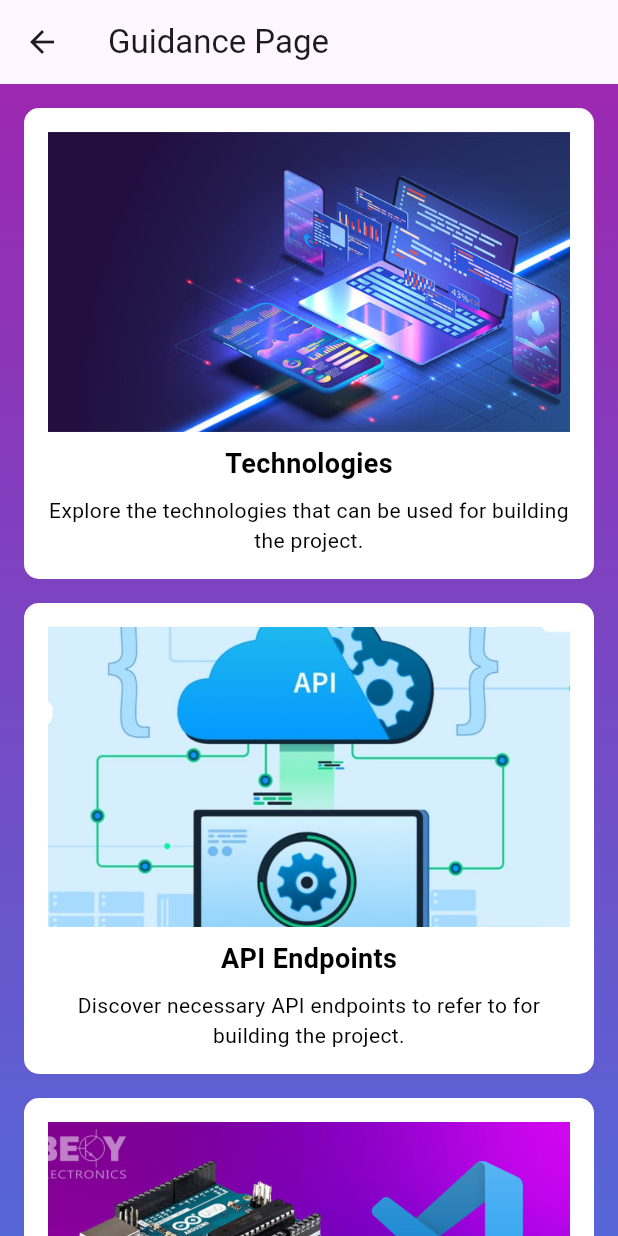
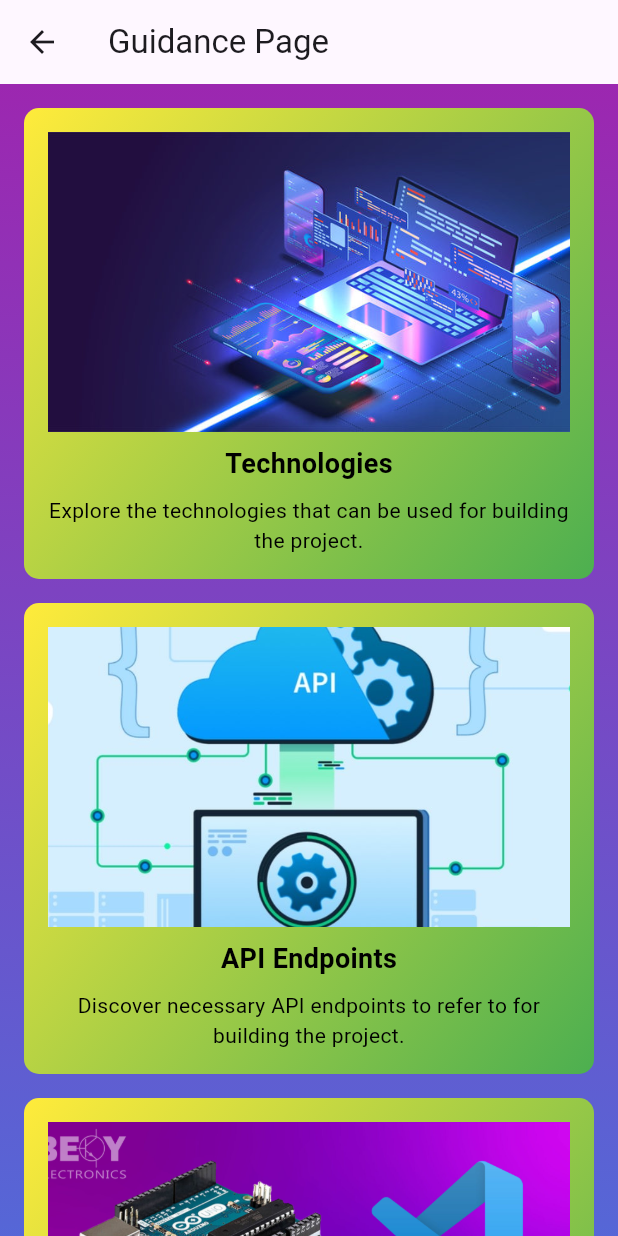
Before and after one commit to soumiguria/Diversion_Final, a Flutter app: the GuidancePage screen opened directly, on a phone screen of 412 x 824 dp. Run offline on Flutter 3.47's test engine with Material 3 defaults, Android fonts, the phone set to English and light mode, and no system bars; our stand-ins replace charts_flutter, pie_chart.

Commit message:
UI almost done

```diff
--- a/lib/EnhancingOpportunityPage.dart
+++ b/lib/EnhancingOpportunityPage.dart
@@ -14,7 +14,7 @@ class EnhancingOpportunityPage extends StatelessWidget {
           gradient: LinearGradient(
             begin: Alignment.topLeft,
             end: Alignment.bottomRight,
-            colors: [Colors.blue, Colors.purple], // Set your gradient colors
+            colors: [const Color.fromARGB(255, 214, 116, 231), Color.fromARGB(255, 230, 230, 142)], // Set your gradient colors
           ),
         ),
         child: Padding(
--- a/lib/future_analysis.dart
+++ b/lib/FutureAnalysis.dart
@@ -192,6 +192,3 @@ class CategoryContainer extends StatelessWidget {
     );
   }
 }
-
-
-// Define other pages (CompetitorsPage, MarketTrendsPage, etc.) similar to FutureAnalysisPage
--- a/lib/GuidancePage.dart
+++ b/lib/GuidancePage.dart
@@ -1,8 +1,6 @@
 import 'package:flutter/material.dart';
 
 class GuidancePage extends StatelessWidget {
-  const GuidancePage({Key? key}) : super(key: key);
-
   @override
   Widget build(BuildContext context) {
     return Scaffold(
@@ -15,7 +13,7 @@ class GuidancePage extends StatelessWidget {
             gradient: LinearGradient(
               begin: Alignment.topCenter,
               end: Alignment.bottomCenter,
-              colors: [Colors.purple, Colors.blue], // Set your desired gradient colors
+              colors: [Colors.purple, Colors.blue],
             ),
           ),
           padding: EdgeInsets.all(16.0),
@@ -26,27 +24,31 @@ class GuidancePage extends StatelessWidget {
                 'Explore the technologies that can be used for building the project.',
                 'assets/images/technologies.jpg',
                 () => _navigateToInformation(context, 'Technologies Information'),
+                gradientColors: [Colors.yellow, Colors.green],
               ),
-              SizedBox(height: 16.0), // Add spacing between the containers
+              SizedBox(height: 16.0),
               _buildClickableContainer(
                 'API Endpoints',
                 'Discover necessary API endpoints to refer to for building the project.',
                 'assets/images/api-endpoints.jpg',
                 () => _navigateToInformation(context, 'API Endpoints Information'),
+                gradientColors: [Colors.yellow, Colors.green],
               ),
-              SizedBox(height: 16.0), // Add spacing between the containers
+              SizedBox(height: 16.0),
               _buildClickableContainer(
                 'Setup Details',
                 'Learn how to get started with setting up the application.',
                 'assets/images/setup_details.jpg',
                 () => _navigateToInformation(context, 'Setup Details Information'),
+                gradientColors: [Colors.yellow, Colors.green],
               ),
-              SizedBox(height: 16.0), // Add spacing between the containers
+              SizedBox(height: 16.0),
               _buildClickableContainer(
                 'Winning Strategies',
                 'Strategies for making the idea stand out in the market and its unique selling points.',
                 'assets/images/winning_strategies.png',
                 () => _navigateToInformation(context, 'Winning Strategies Information'),
+                gradientColors: [Colors.yellow, Colors.green],
               ),
             ],
           ),
@@ -55,23 +57,27 @@ class GuidancePage extends StatelessWidget {
     );
   }
 
-  Widget _buildClickableContainer(String title, String description, String imagePath, VoidCallback onTap) {
+  Widget _buildClickableContainer(String title, String description, String imagePath, VoidCallback onTap, {List<Color>? gradientColors}) {
     return GestureDetector(
       onTap: onTap,
       child: Container(
-        width: double.infinity, // Cover the whole width
+        width: double.infinity,
         padding: EdgeInsets.all(16.0),
         decoration: BoxDecoration(
-          color: Colors.white, // Set white background color
+          gradient: LinearGradient(
+            begin: Alignment.topLeft,
+            end: Alignment.bottomRight,
+            colors: gradientColors ?? [Colors.white, Colors.white], // Default gradient colors
+          ),
           borderRadius: BorderRadius.circular(10.0),
         ),
         child: Column(
           children: [
             Image.asset(
               imagePath,
-              height: 200, // Set the desired height
+              height: 200,
               width: double.infinity,
-              fit: BoxFit.cover, // Make the image cover the whole container
+              fit: BoxFit.cover,
             ),
             SizedBox(height: 8.0),
             Text(
@@ -91,8 +97,6 @@ class GuidancePage extends StatelessWidget {
   }
 
   void _navigateToInformation(BuildContext context, String information) {
-    // In a real application, you would navigate to the corresponding information screen.
-    // For simplicity, this example just prints the information to the console.
-    print('Navigating to $information');
+    Navigator.of(context).pushNamed('/$information');
   }
 }
--- a/lib/MarketTrendsPage.dart
+++ b/lib/MarketTrendsPage.dart
@@ -15,7 +15,7 @@ class MarketTrendsPage extends StatelessWidget {
           gradient: LinearGradient(
             begin: Alignment.topLeft,
             end: Alignment.bottomRight,
-            colors: [Colors.blue, Colors.purple], // Set your gradient colors
+            colors: [ const Color.fromARGB(255, 214, 116, 231), Color.fromARGB(255, 230, 230, 142)], // Set your gradient colors
           ),
         ),
         child: Padding(
--- a/lib/RevenuePage.dart
+++ b/lib/RevenuePage.dart
@@ -14,7 +14,7 @@ class RevenueModelPage extends StatelessWidget {
           gradient: LinearGradient(
             begin: Alignment.topLeft,
             end: Alignment.bottomRight,
-            colors: [Colors.blue, Colors.purple], // Set your gradient colors
+            colors: [const Color.fromARGB(255, 214, 116, 231), Color.fromARGB(255, 230, 230, 142)], // Set your gradient colors
           ),
         ),
         child: Padding(
```
Also changed, not shown: lib/APIEndpoints.dart (added, +14 -0 lines), lib/CompetitorsPage.dart (+4 -4 lines), lib/SetupDetails.dart (added, +14 -0 lines), lib/Technologies.dart (added, +14 -0 lines), lib/WinningStrategies.dart (added, +14 -0 lines), lib/main.dart (+93 -11 lines).
